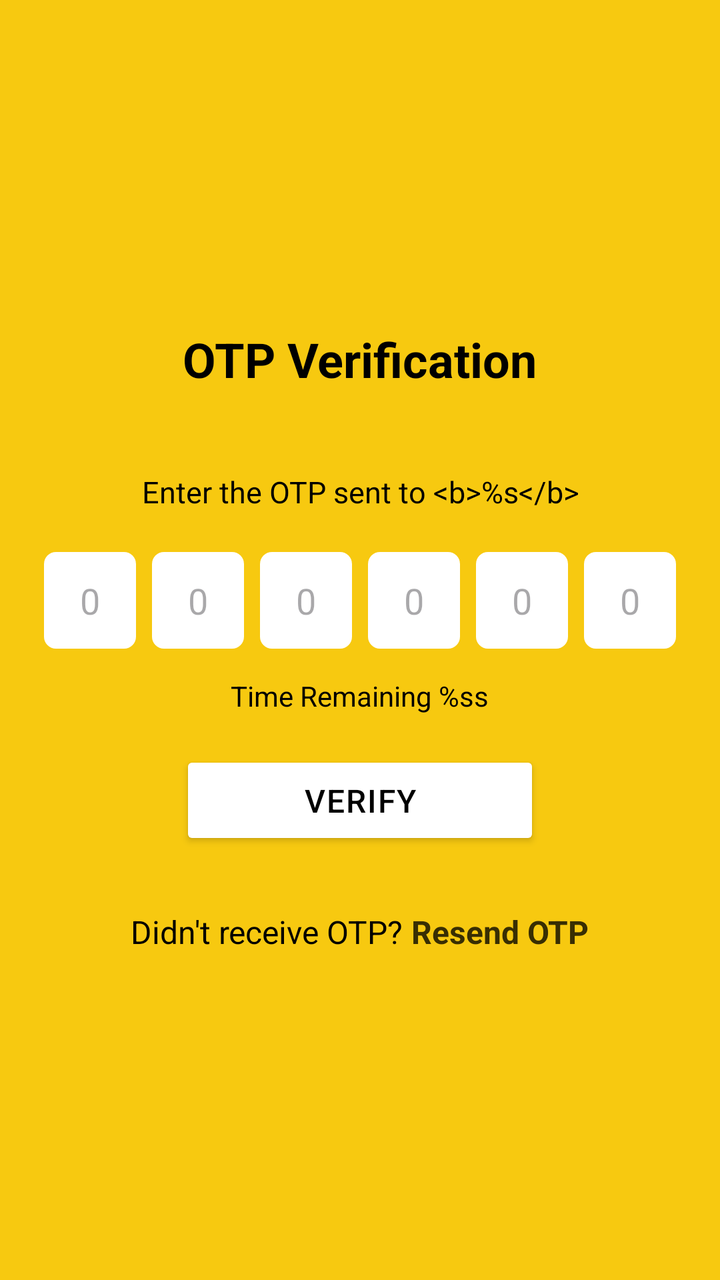
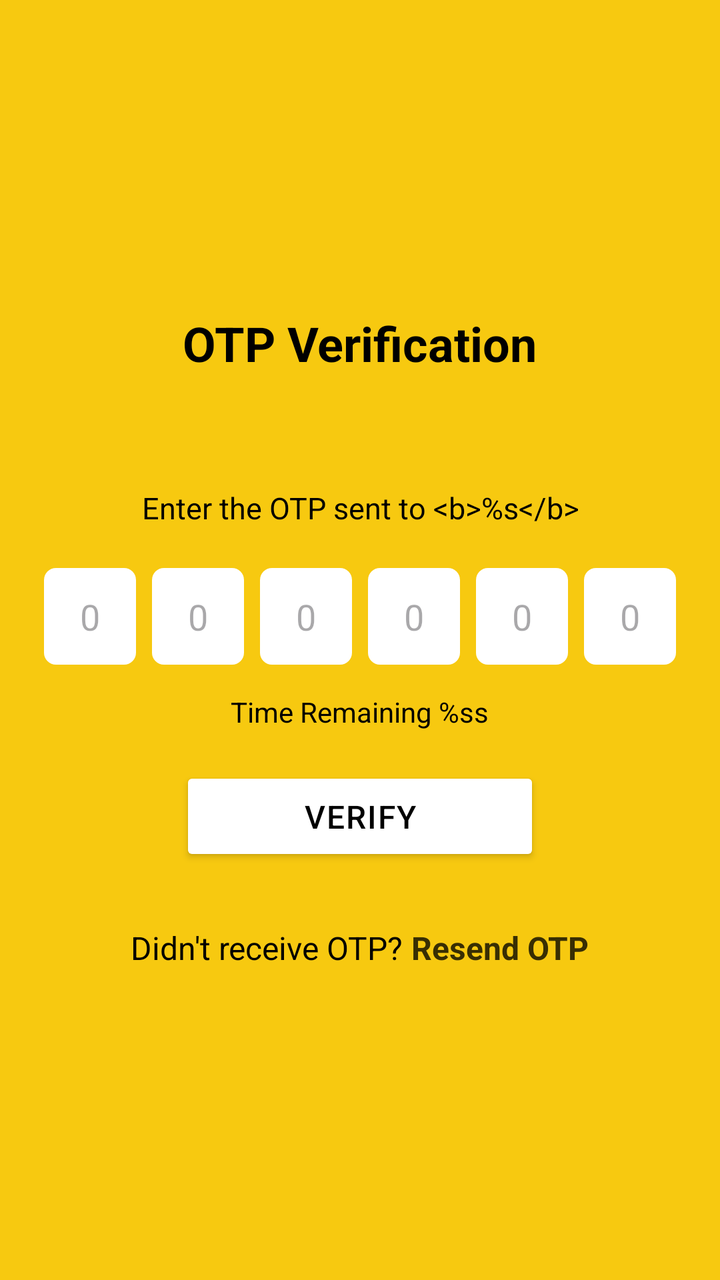

The first picture is an Android layout as it rendered before a commit; the second is the same layout after the commit. The layout source and the unified diff follow.
<!-- AndroidManifest.xml: application theme Theme.BreakdownAssistance -->
<!-- res/layout/fragment_otp_verification.xml -->
<?xml version="1.0" encoding="utf-8"?>
<FrameLayout xmlns:android="http://schemas.android.com/apk/res/android"
    xmlns:app="http://schemas.android.com/apk/res-auto"
    xmlns:tools="http://schemas.android.com/tools"
    android:id="@+id/frameLayoutOtpVerification"
    android:layout_width="match_parent"
    android:layout_height="match_parent"
    android:background="@color/yellow"
    tools:context=".ui.fragments.OtpVerificationFragment">

    <LinearLayout
        android:layout_width="match_parent"
        android:layout_height="wrap_content"
        android:layout_gravity="center"
        android:gravity="center"
        android:orientation="vertical">

        <TextView
            android:layout_width="wrap_content"
            android:layout_height="wrap_content"
            android:layout_marginBottom="40dp"
            android:text="@string/otp_verification"
            android:textColor="@color/black"
            android:textSize="24sp"
            android:textStyle="bold" />

        <TextView
            android:id="@+id/textViewOtpDescription"
            android:layout_width="wrap_content"
            android:layout_height="wrap_content"
            android:layout_marginBottom="8dp"
            android:lineHeight="24sp"
            android:text="@string/enter_otp_description"
            android:textAlignment="center"
            android:textColor="@color/black"
            android:textSize="15sp" />

        <LinearLayout
            android:layout_width="wrap_content"
            android:layout_height="wrap_content"
            android:layout_marginTop="12dp"
            android:orientation="horizontal">

            <EditText
                android:id="@+id/editTextOtp1"
                android:layout_width="wrap_content"
                android:layout_height="wrap_content"
                android:layout_marginEnd="8dp"
                android:background="@drawable/white_square_bg"
                android:gravity="center"
                android:hint="0"
                android:inputType="number"
                android:maxLength="1"
                android:paddingHorizontal="18dp"
                android:paddingVertical="12dp" />

            <EditText
                android:id="@+id/editTextOtp2"
                android:layout_width="wrap_content"
                android:layout_height="wrap_content"
                android:layout_marginEnd="8dp"
                android:background="@drawable/white_square_bg"
                android:gravity="center"
                android:hint="0"
                android:inputType="number"
                android:maxLength="1"
                android:paddingHorizontal="18dp"
                android:paddingVertical="12dp" />

            <EditText
                android:id="@+id/editTextOtp3"
                android:layout_width="wrap_content"
                android:layout_height="wrap_content"
                android:layout_marginEnd="8dp"
                android:background="@drawable/white_square_bg"
                android:gravity="center"
                android:hint="0"
                android:inputType="number"
                android:maxLength="1"
                android:paddingHorizontal="18dp"
                android:paddingVertical="12dp" />

            <EditText
                android:id="@+id/editTextOtp4"
                android:layout_width="wrap_content"
                android:layout_height="wrap_content"
                android:layout_marginEnd="8dp"
                android:background="@drawable/white_square_bg"
                android:gravity="center"
                android:hint="0"
                android:inputType="number"
                android:maxLength="1"
                android:paddingHorizontal="18dp"
                android:paddingVertical="12dp" />

            <EditText
                android:id="@+id/editTextOtp5"
                android:layout_width="wrap_content"
                android:layout_height="wrap_content"
                android:layout_marginEnd="8dp"
                android:background="@drawable/white_square_bg"
                android:gravity="center"
                android:hint="0"
                android:inputType="number"
                android:maxLength="1"
                android:paddingHorizontal="18dp"
                android:paddingVertical="12dp" />

            <EditText
                android:id="@+id/editTextOtp6"
                android:layout_width="wrap_content"
                android:layout_height="wrap_content"
                android:background="@drawable/white_square_bg"
                android:gravity="center"
                android:hint="0"
                android:inputType="number"
                android:maxLength="1"
                android:paddingHorizontal="18dp"
                android:paddingVertical="12dp" />

        </LinearLayout>

        <TextView
            android:id="@+id/textViewOtpTime"
            android:layout_width="wrap_content"
            android:layout_height="wrap_content"
            android:layout_marginTop="14dp"
            android:layout_marginBottom="10dp"
            android:text="@string/otp_time"
            android:textAlignment="center"
            android:textColor="@color/black"
            android:textSize="14sp" />

        <Button
            android:id="@+id/btnVerify"
            android:layout_width="180dp"
            android:layout_height="wrap_content"
            android:layout_marginTop="8dp"
            android:backgroundTint="@color/white"
            android:letterSpacing="0.04"
            android:paddingVertical="14dp"
            android:text="@string/verify"
            android:textColor="@color/black"
            android:textSize="16sp"
            app:cornerRadius="6dp" />

        <LinearLayout
            android:id="@+id/linearlayoutResendOtp"
            android:layout_width="wrap_content"
            android:layout_height="wrap_content"
            android:layout_marginTop="30dp"
            android:orientation="horizontal">

            <TextView
                android:layout_width="wrap_content"
                android:layout_height="wrap_content"
                android:text="@string/didnt_receive_otp"
                android:textColor="@color/black"
                android:textSize="16sp" />

            <TextView
                android:layout_width="wrap_content"
                android:layout_height="wrap_content"
                android:text=" "
                android:textColor="@color/black"
                android:textSize="16sp" />

            <TextView
                android:id="@+id/textViewResendOtp"
                android:layout_width="wrap_content"
                android:layout_height="wrap_content"
                android:text="@string/resend_otp"
                android:textColor="#FF382E03"
                android:textSize="16sp"
                android:textStyle="bold" />

        </LinearLayout>
    </LinearLayout>
</FrameLayout>
<!-- resources referenced by this layout -->
<resources>
  <color name="black">#FF000000</color>
  <color name="white">#FFFFFFFF</color>
  <color name="yellow">#FFF7C910</color>
  <!-- drawable white_square_bg (drawable) -->
  <?xml version="1.0" encoding="utf-8"?>
  <shape xmlns:android="http://schemas.android.com/apk/res/android"
      android:shape="rectangle">
      <solid android:color="@color/white" />
      <corners android:radius="6dp" />
  </shape>
  <string name="didnt_receive_otp">Didn\'t receive OTP?</string>
  <string name="enter_otp_description">Enter the OTP sent to &lt;b&gt;%s&lt;/b&gt;</string>
  <string name="otp_time">Time Remaining %ss</string>
  <string name="otp_verification">OTP Verification</string>
  <string name="resend_otp">Resend OTP</string>
  <string name="verify">VERIFY</string>
  <style name="Theme.BreakdownAssistance" parent="Base.Theme.BreakdownAssistance" />
  <color name="transparent">#00000000</color>
  <color name="md_theme_primary">#415F91</color>
  <color name="md_theme_onPrimary">#FFFFFF</color>
  <color name="md_theme_primaryContainer">#D6E3FF</color>
  <color name="md_theme_onPrimaryContainer">#001B3E</color>
  <color name="md_theme_secondary">#565F71</color>
  <color name="md_theme_onSecondary">#FFFFFF</color>
  <color name="md_theme_secondaryContainer">#DAE2F9</color>
  <color name="md_theme_onSecondaryContainer">#131C2B</color>
  <color name="md_theme_tertiary">#705575</color>
  <color name="md_theme_onTertiary">#FFFFFF</color>
  <color name="md_theme_tertiaryContainer">#FAD8FD</color>
  <color name="md_theme_onTertiaryContainer">#28132E</color>
  <color name="md_theme_error">#BA1A1A</color>
  <color name="md_theme_onError">#FFFFFF</color>
  <color name="md_theme_errorContainer">#FFDAD6</color>
  <color name="md_theme_onErrorContainer">#410002</color>
  <color name="md_theme_background">#F9F9FF</color>
  <color name="md_theme_onBackground">#191C20</color>
  <color name="md_theme_surface">#F9F9FF</color>
  <color name="md_theme_onSurface">#191C20</color>
  <color name="md_theme_surfaceVariant">#E0E2EC</color>
  <color name="md_theme_onSurfaceVariant">#44474E</color>
  <color name="md_theme_outline">#74777F</color>
  <color name="md_theme_outlineVariant">#C4C6D0</color>
  <color name="md_theme_inverseSurface">#2E3036</color>
  <color name="md_theme_inverseOnSurface">#F0F0F7</color>
  <color name="md_theme_inversePrimary">#AAC7FF</color>
  <color name="md_theme_primaryFixed">#D6E3FF</color>
  <color name="md_theme_onPrimaryFixed">#001B3E</color>
  <color name="md_theme_primaryFixedDim">#AAC7FF</color>
  <color name="md_theme_onPrimaryFixedVariant">#284777</color>
  <color name="md_theme_secondaryFixed">#DAE2F9</color>
  <color name="md_theme_onSecondaryFixed">#131C2B</color>
  <color name="md_theme_secondaryFixedDim">#BEC6DC</color>
  <color name="md_theme_onSecondaryFixedVariant">#3E4759</color>
  <color name="md_theme_tertiaryFixed">#FAD8FD</color>
  <color name="md_theme_onTertiaryFixed">#28132E</color>
  <color name="md_theme_tertiaryFixedDim">#DDBCE0</color>
  <color name="md_theme_onTertiaryFixedVariant">#573E5C</color>
  <color name="md_theme_surfaceDim">#D9D9E0</color>
  <color name="md_theme_surfaceBright">#F9F9FF</color>
  <color name="md_theme_surfaceContainerLowest">#FFFFFF</color>
  <color name="md_theme_surfaceContainerLow">#F3F3FA</color>
  <color name="md_theme_surfaceContainer">#EDEDF4</color>
  <color name="md_theme_surfaceContainerHigh">#E7E8EE</color>
  <color name="md_theme_surfaceContainerHighest">#E2E2E9</color>
  <!-- unchanged entries left out for length: 1 -->
</resources>

<!-- the commit's change to res/layout/fragment_otp_verification.xml (unified diff, before → after) -->
@@ -13,21 +13,31 @@
         android:layout_height="wrap_content"
         android:layout_gravity="center"
         android:gravity="center"
-        android:orientation="vertical">
+        android:orientation="vertical"
+        tools:ignore="UselessParent">
 
         <TextView
             android:layout_width="wrap_content"
             android:layout_height="wrap_content"
-            android:layout_marginBottom="40dp"
             android:text="@string/otp_verification"
             android:textColor="@color/black"
             android:textSize="24sp"
             android:textStyle="bold" />
 
+        <ProgressBar
+            android:id="@+id/progressBar"
+            style="?android:attr/progressBarStyleHorizontal"
+            android:layout_width="match_parent"
+            android:layout_height="wrap_content"
+            android:indeterminateOnly="true"
+            android:indeterminateTint="@color/black"
+            android:visibility="invisible" />
+
         <TextView
             android:id="@+id/textViewOtpDescription"
             android:layout_width="wrap_content"
             android:layout_height="wrap_content"
+            android:layout_marginTop="40dp"
             android:layout_marginBottom="8dp"
             android:lineHeight="24sp"
             android:text="@string/enter_otp_description"
